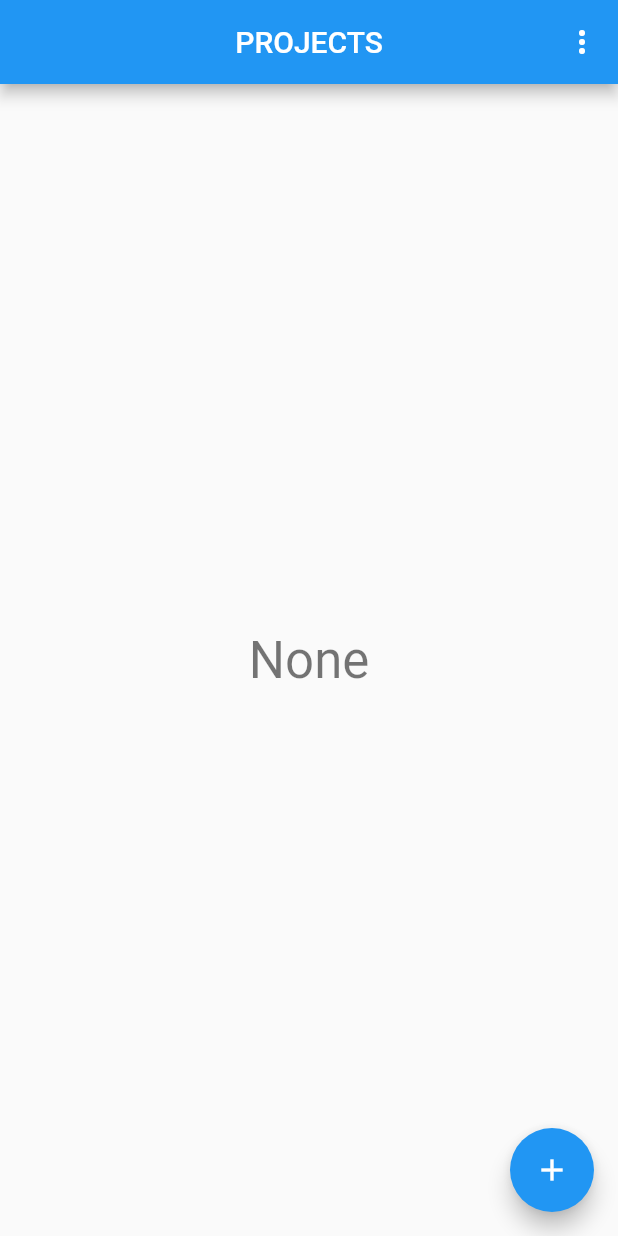
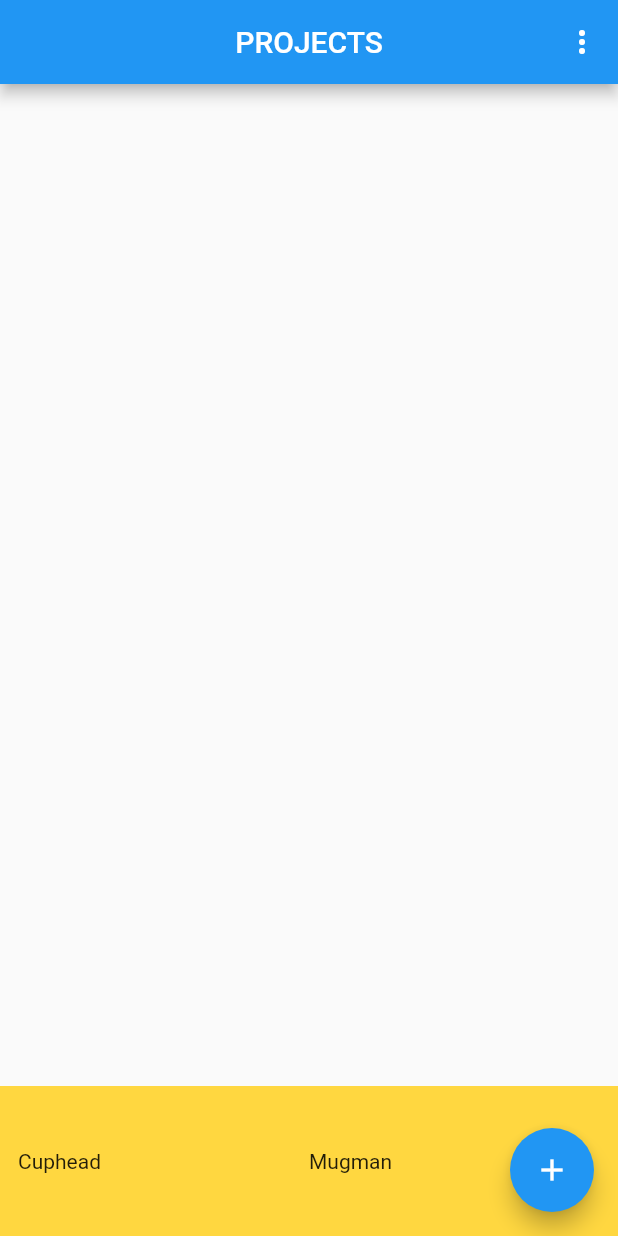
Before and after one commit to bguneys/Compact-Project-Cost-Calculator, a Flutter app: the screen it shows after launch, on a phone screen of 412 x 824 dp. Run offline on Flutter 3.47's test engine with Material 2 defaults, Android fonts, the phone set to English and light mode, and no system bars; our stand-ins replace sqflite; missing offline and left inert: dart:ffi; accounts and stored records are empty.

Commit message:
- ListView is added to MainScreen to fetch and show Projects from database. - MainScreen UI is updated.

```diff
--- a/lib/data/ProjectDatabase.dart
+++ b/lib/data/ProjectDatabase.dart
@@ -25,7 +25,7 @@ class ProjectDatabase {
         // When the database is created first time, create a table to store data.
         onCreate: (db, version) {
           return db.execute(
-            "CREATE TABLE ${Constants.databaseTable} (${Constants.columnId} INTEGER PRIMARY KEY, ${Constants.columnTitle} TEXT, ${Constants.columnDurationInDay} INTEGER, ${Constants.columnCost} REAL, ${Constants.columnHourly} REAL)",
+            "CREATE TABLE ${Constants.databaseTable} (${Constants.columnId} INTEGER PRIMARY KEY AUTOINCREMENT, ${Constants.columnTitle} TEXT, ${Constants.columnDurationInDay} INTEGER, ${Constants.columnCost} REAL, ${Constants.columnHourly} REAL)",
           );
         },
         version: Constants.databaseVersion,
@@ -73,6 +73,7 @@ class ProjectDatabase {
       where: "id = ?",
       whereArgs: [project.id],
     );
+
   }
 
   /// Custom method for deleting a Project from Database table
@@ -84,5 +85,6 @@ class ProjectDatabase {
       where: "id = ?",
       whereArgs: [project.id],
     );
+
   }
 }
--- a/lib/routes/MainScreen.dart
+++ b/lib/routes/MainScreen.dart
@@ -1,3 +1,4 @@
+import 'package:bgsapp02082020/data/Constants.dart';
 import 'package:bgsapp02082020/data/Project.dart';
 import 'package:bgsapp02082020/data/ProjectRepository.dart';
 import 'package:bgsapp02082020/routes/MainScreenViewModel.dart';
@@ -15,7 +16,8 @@ class MainScreen extends StatefulWidget {
 }
 
 class _MainScreenState extends State<MainScreen> {
-  String _projectTitle = "None";
+
+  List<Project> projectList = new List();
 
   // create ProjectDatabase through creating ProjectRepository instance
   static final projectRepository = ProjectRepository.getInstance();
@@ -23,26 +25,69 @@ class _MainScreenState extends State<MainScreen> {
   // create ViewModel for database operations
   final mainScreenViewModel = MainScreenViewModel(projectRepository);
 
+  @override
+  void initState() {
+    super.initState();
+
+    populateProjectList();  //Custom method for populating projectList variable from database.
+  }
+
+  /**
+   * Custom method for populating projectList variable from database.
+   */
+  void populateProjectList() {
+    mainScreenViewModel.getProjects().then((value) {
+      setState(() {
+        value.forEach((element) {
+          projectList.add(Project(
+              id: element.id,
+              title: element.title,
+              durationInDay: element.durationInDay,
+              cost: element.cost,
+              hourlyCost: element.hourlyCost));
+        });
+      });
+
+    }).catchError((error) {
+      print(error);
+    });
+  }
+
   /**
    * Custom method for FAB Click
    */
   void _addProject() async {
 
+    // Boolean to check if a Project with same name exists in database
+    bool isProjectNameSame = false;
+
     // create dummy project
     var sampleProject = Project(
-        id: 0,
-        title: "Test Project",
+        title: "Delay 300",
         durationInDay: 35,
         cost: 10.0,
         hourlyCost: 2.0);
 
-    // insert a project into the database.
-    await mainScreenViewModel.insertProject(sampleProject);
+    // if a Project with same name exists in database then give a warning message
+    // await keyword is used here to make flow to wait for this block execution
+    await projectList.forEach((element) {
+      if (sampleProject.title == element.title) {
+        print("Project with same title can't be added.");
+        isProjectNameSame = true;
+      }
+    });
 
-    // call to re-build widgets with a Text widget showing sample project title
-    setState(() {
-      _projectTitle = sampleProject.title;
-    });
+    // if there is no Project wth same name then add Project to the Database and update UI
+    if (!isProjectNameSame) {
+      // insert a project into the database.
+      await mainScreenViewModel.insertProject(sampleProject);
+
+      setState(() {
+        // We update UI by adding the Project to the list inside setState() method.
+        // We use "0" here for id because id is autoincremented by database
+        projectList.add(sampleProject);
+      });
+    }
   }
 
   /**
@@ -82,14 +127,41 @@ class _MainScreenState extends State<MainScreen> {
         ],
       ),
 
-      body: Center(
+      body: Container(
+
+        //ListView to show project list
         child: Column(
-          mainAxisAlignment: MainAxisAlignment.center,
+          crossAxisAlignment: CrossAxisAlignment.center,
           children: <Widget>[
-            Text(
-              '$_projectTitle',
-              style: Theme.of(context).textTheme.headline4,
+            Expanded(
+              child: ListView.builder(itemBuilder: (context, index) {
+                if (index == projectList.length) {
+                  return null;
+                }
+                return ListTile(
+                  title: Text(projectList[index].title),
+                  leading: Text(projectList[index].id.toString()),
+                );
+              }),
             ),
+
+            //Buttom bar view
+            Container(
+                height: 100.0,
+                width: double.infinity,
+                color: Colors.amberAccent,
+                child: Padding(
+                  padding: const EdgeInsets.all(12.0),
+                  child: Row(
+                    children: <Widget>[
+                      Expanded(
+                          child: Text("Cuphead")),
+                      Expanded(
+                          child: Text("Mugman")),
+                    ],
+                  ),
+                ),
+            )
           ],
         ),
       ),
```
